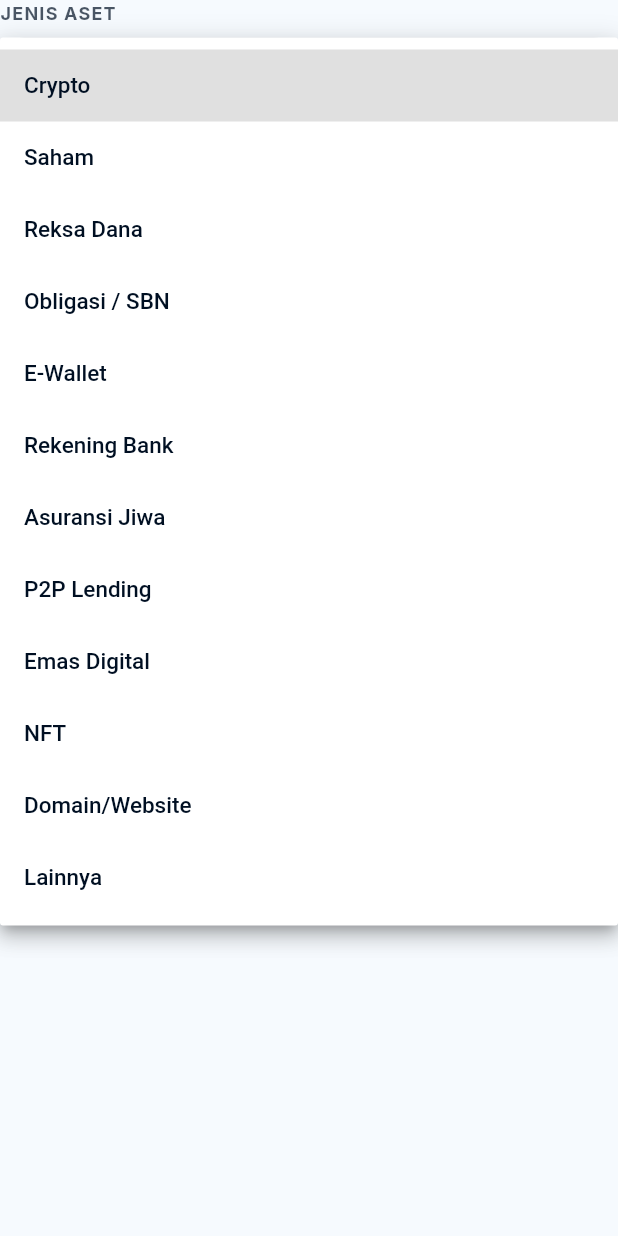
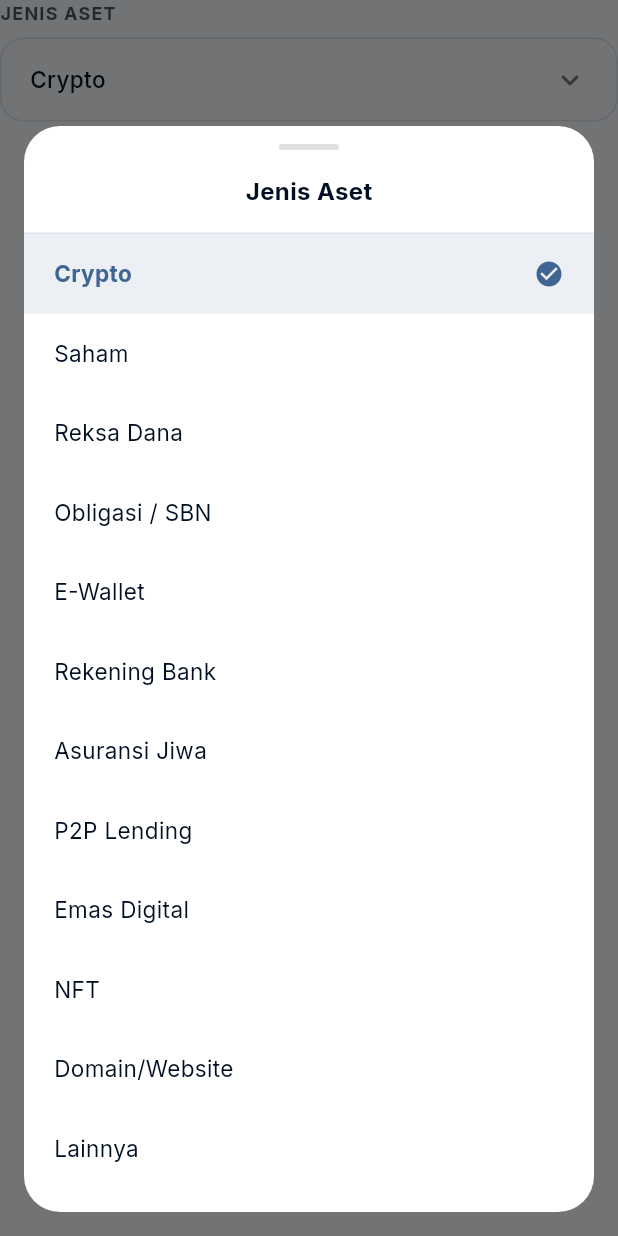
Before and after one commit to erlaaaand/waristech-mobile, a Flutter app: the _AssetTypeDropdown widget shown alone on an empty page, opened directly with empty values, after a tap on "Crypto", on a phone screen of 412 x 824 dp. Run offline on Flutter 3.47's test engine with Material 3 defaults, Android fonts, the phone set to English and light mode, and no system bars; our stand-ins replace basic_utils, dio, file_picker, flutter_dotenv, flutter_riverpod, flutter_secure_storage and 3 more; missing offline and left inert: pointycastle; accounts and stored records are empty; network calls fail.

Commit message:
feat: upgrade WtDropdownField to use modern bottom sheet instead of native dropdown

```diff
--- a/lib/core/widgets/wt_form_fields.dart
+++ b/lib/core/widgets/wt_form_fields.dart
@@ -295,13 +295,23 @@ class WtConsentCheckbox extends StatelessWidget {
   }
 }
 
-/// Dropdown field dengan gaya yang persis sama dengan [WtFormField]
+/// Item untuk [WtDropdownField]
+class WtDropdownItem<T> {
+  final T value;
+  final String label;
+
+  const WtDropdownItem({required this.value, required this.label});
+}
+
+/// Dropdown field kustom yang persis sama dengan [WtFormField] namun
+/// memunculkan bottom sheet modern dan premium alih-alih native menu.
 class WtDropdownField<T> extends StatelessWidget {
   final String label;
   final T? value;
-  final List<DropdownMenuItem<T>> items;
+  final List<WtDropdownItem<T>> items;
   final ValueChanged<T?> onChanged;
   final String? Function(T?)? validator;
+  final String hintText;
 
   const WtDropdownField({
     super.key,
@@ -310,11 +320,107 @@ class WtDropdownField<T> extends StatelessWidget {
     required this.items,
     required this.onChanged,
     this.validator,
+    this.hintText = 'Pilih salah satu...',
   });
+
+  void _showBottomSheet(BuildContext context, bool isDark) {
+    showModalBottomSheet<void>(
+      context: context,
+      backgroundColor: Colors.transparent,
+      isScrollControlled: true,
+      builder: (BuildContext ctx) {
+        return Container(
+          margin: const EdgeInsets.all(16),
+          decoration: BoxDecoration(
+            color: isDark ? AppColors.darkSurface : Colors.white,
+            borderRadius: BorderRadius.circular(24),
+          ),
+          child: Column(
+            mainAxisSize: MainAxisSize.min,
+            children: [
+              const SizedBox(height: 12),
+              Container(
+                width: 40,
+                height: 4,
+                decoration: BoxDecoration(
+                  color: isDark ? Colors.white24 : Colors.black12,
+                  borderRadius: BorderRadius.circular(2),
+                ),
+              ),
+              const SizedBox(height: 16),
+              Text(
+                label,
+                style: const TextStyle(
+                  fontSize: 16,
+                  fontWeight: FontWeight.bold,
+                ),
+              ),
+              const SizedBox(height: 16),
+              const Divider(height: 1),
+              Flexible(
+                child: ListView.builder(
+                  shrinkWrap: true,
+                  itemCount: items.length,
+                  itemBuilder: (ctx, i) {
+                    final item = items[i];
+                    final isSelected = item.value == value;
+                    return InkWell(
+                      onTap: () {
+                        Navigator.pop(ctx);
+                        onChanged(item.value);
+                      },
+                      child: Container(
+                        padding: const EdgeInsets.symmetric(
+                          horizontal: 20,
+                          vertical: 16,
+                        ),
+                        color: isSelected
+                            ? AppColors.primary.withValues(alpha: 0.1)
+                            : Colors.transparent,
+                        child: Row(
+                          children: [
+                            Expanded(
+                              child: Text(
+                                item.label,
+                                style: TextStyle(
+                                  fontSize: 15,
+                                  fontWeight: isSelected
+                                      ? FontWeight.bold
+                                      : FontWeight.normal,
+                                  color: isSelected
+                                      ? AppColors.primary
+                                      : (isDark
+                                          ? Colors.white
+                                          : AppColors.navy),
+                                ),
+                              ),
+                            ),
+                            if (isSelected)
+                              const Icon(
+                                Icons.check_circle,
+                                color: AppColors.primary,
+                                size: 20,
+                              ),
+                          ],
+                        ),
+                      ),
+                    );
+                  },
+                ),
+              ),
+              const SizedBox(height: 16),
+            ],
+          ),
+        );
+      },
+    );
+  }
 
   @override
   Widget build(BuildContext context) {
     final isDark = Theme.of(context).brightness == Brightness.dark;
+    final selectedItem = items.where((e) => e.value == value).firstOrNull;
+    final displayLabel = selectedItem?.label ?? hintText;
 
     return Column(
       crossAxisAlignment: CrossAxisAlignment.start,
@@ -331,22 +437,17 @@ class WtDropdownField<T> extends StatelessWidget {
           ),
         ),
         const SizedBox(height: 8),
-        DropdownButtonFormField<T>(
-          value: value,
-          items: items,
-          onChanged: onChanged,
+        FormField<T>(
+          initialValue: value,
           validator: validator,
-          icon: Icon(
-            Icons.keyboard_arrow_down_rounded,
-            color: isDark ? Colors.white70 : AppColors.gray500,
-          ),
-          style: TextStyle(
-            fontSize: 15,
-            fontWeight: FontWeight.w500,
-            color: isDark ? Colors.white : AppColors.navy,
-          ),
-          dropdownColor: isDark ? AppColors.darkSurface : Colors.white,
+          builder: (FormFieldState<T> state) {
+            final hasError = state.hasError;
+            return InkWell(
+              onTap: () => _showBottomSheet(context, isDark),
+              borderRadius: BorderRadius.circular(16),
+              child: InputDecorator(
                 decoration: InputDecoration(
+                  errorText: state.errorText,
                   isDense: true,
                   contentPadding: const EdgeInsets.symmetric(
                     horizontal: 16,
@@ -372,11 +473,37 @@ class WtDropdownField<T> extends StatelessWidget {
                       ),
                     ),
                   ),
-            focusedBorder: OutlineInputBorder(
+                  errorBorder: OutlineInputBorder(
                     borderRadius: BorderRadius.circular(16),
-              borderSide: const BorderSide(color: AppColors.primary, width: 2),
+                    borderSide: BorderSide(color: Theme.of(context).colorScheme.error),
                   ),
                 ),
+                child: Row(
+                  mainAxisAlignment: MainAxisAlignment.spaceBetween,
+                  children: [
+                    Expanded(
+                      child: Text(
+                        displayLabel,
+                        style: TextStyle(
+                          fontSize: 15,
+                          fontWeight: FontWeight.w500,
+                          color: selectedItem == null
+                              ? (isDark ? Colors.white38 : Colors.black38)
+                              : (isDark ? Colors.white : AppColors.navy),
+                        ),
+                        maxLines: 1,
+                        overflow: TextOverflow.ellipsis,
+                      ),
+                    ),
+                    Icon(
+                      Icons.keyboard_arrow_down_rounded,
+                      color: isDark ? Colors.white70 : AppColors.gray500,
+                    ),
+                  ],
+                ),
+              ),
+            );
+          },
         ),
       ],
     );
--- a/lib/features/assets/presentation/screens/create_asset_screen.dart
+++ b/lib/features/assets/presentation/screens/create_asset_screen.dart
@@ -247,9 +247,9 @@ class _AssetTypeDropdown extends StatelessWidget {
       value: value,
       items: AssetType.values
           .map(
-            (t) => DropdownMenuItem<AssetType>(
+            (t) => WtDropdownItem<AssetType>(
               value: t,
-              child: Text(t.displayName),
+              label: t.displayName,
             ),
           )
           .toList(),
@@ -390,9 +390,9 @@ class _NotarisSelector extends ConsumerWidget {
           label: 'Notaris Pemeriksa',
           value: value,
           items: notaries.map((n) {
-            return DropdownMenuItem<String>(
+            return WtDropdownItem<String>(
               value: n['id'] as String,
-              child: Text(n['fullName'] as String),
+              label: n['fullName'] as String,
             );
           }).toList(),
           onChanged: onChanged,
```
Lines whose indentation alone changed are shown as unchanged.
